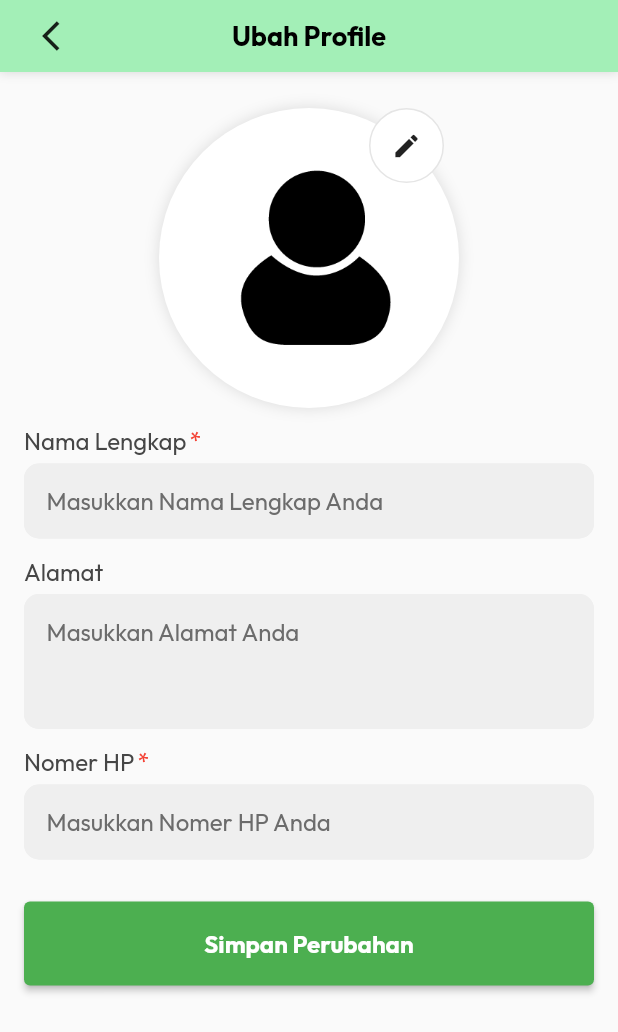
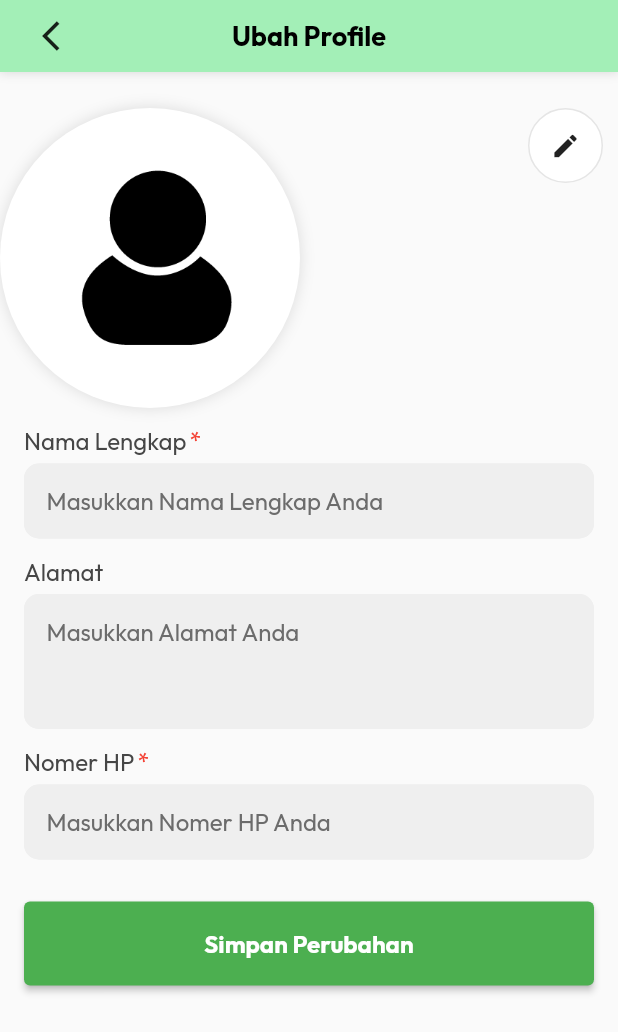
Before and after one commit to superrexy/icp-gahara-mobile, a Flutter app: the ProfileView screen opened by its route, on a phone screen of 412 x 824 dp. Shown: the top 1032 px of the screen. Run offline on Flutter 3.47's test engine with Material 2 defaults, Android fonts, the phone set to English and light mode, and no system bars; our stand-ins replace cached_network_image, flutter_map, flutter_svg, get, get_storage, image_picker and 2 more; accounts and stored records are empty.

Commit message:
fix: fix responsive and add profile button

```diff
--- a/lib/app/modules/profile/views/profile_view.dart
+++ b/lib/app/modules/profile/views/profile_view.dart
@@ -14,7 +14,7 @@ class ProfileView extends GetView<ProfileController> {
   Widget build(BuildContext context) {
     return Scaffold(
       body: SafeArea(
-        child: Column(
+        child: ListView(
           children: [
             Container(
               width: Get.width,
```
Also changed, not shown: lib/app/modules/home/views/home_view.dart (+6 -3 lines).
